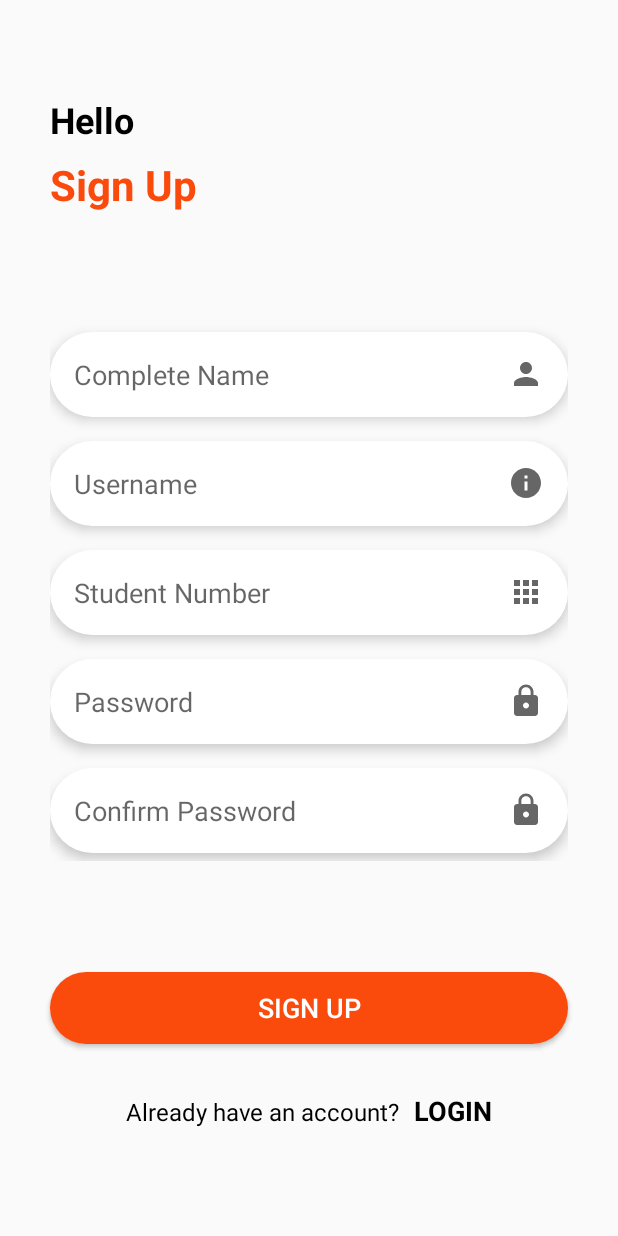
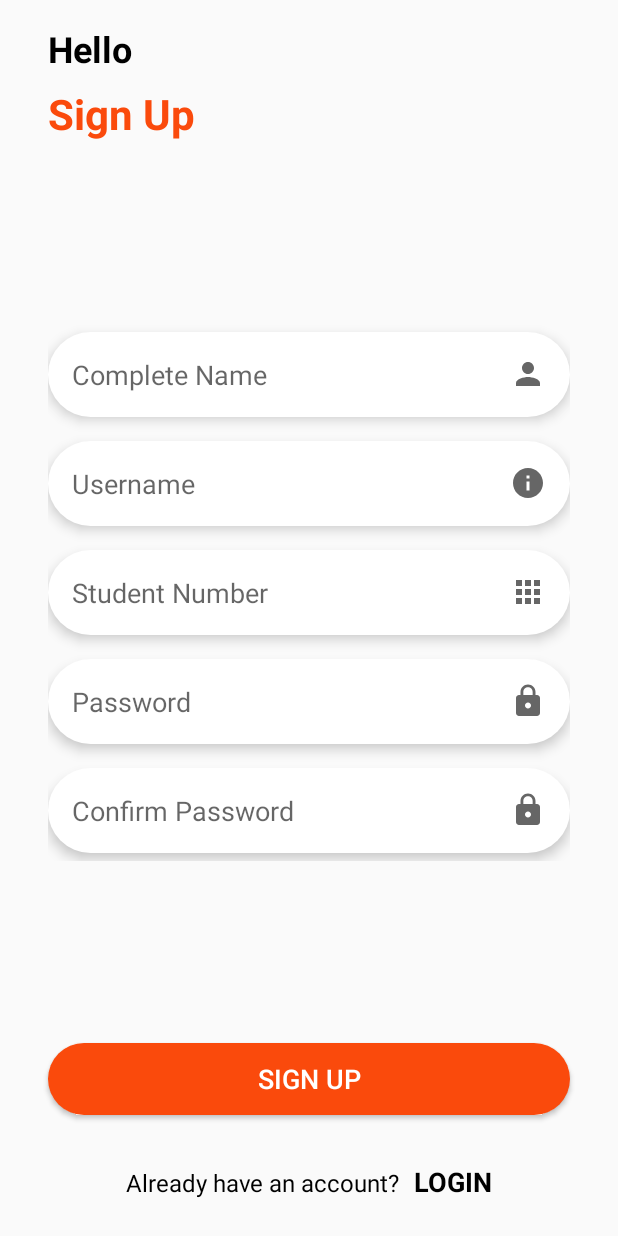
Before and after one commit to BitokBitjob/bitok-app, an Android app: the SignupFragment screen opened through its navigation route, on a phone screen of 412 x 824 dp. Run offline under Robolectric (Android 15) with nearby library versions, the phone set to English and light mode, and no system bars.

Commit message:
fixed bugs

```diff
--- a/app/src/main/java/com/example/bitjobapk/Events.kt
+++ /dev/null
@@ -1,3 +0,0 @@
-package com.example.bitjobapk
-
-data class Events(var image : Int, var time : String, var title : String, var name :String, var description :String)
--- /dev/null
+++ b/app/src/main/java/com/example/bitjobapk/data/Event.kt
@@ -0,0 +1,9 @@
+package com.example.bitjobapk.data
+
+data class Event(
+    val image: Int,
+    val time: String,
+    val title: String,
+    val name: String,
+    val description: String
+)
--- a/app/src/main/java/com/example/bitjobapk/LoginFragment.kt
+++ b/app/src/main/java/com/example/bitjobapk/ui/login/LoginFragment.kt
@@ -1,12 +1,12 @@
-package com.example.bitjobapk
+package com.example.bitjobapk.ui.login
 
 import android.os.Bundle
 import androidx.fragment.app.Fragment
 import android.view.LayoutInflater
 import android.view.View
 import android.view.ViewGroup
-import android.widget.TextView
 import androidx.navigation.fragment.findNavController
+import com.example.bitjobapk.R
 import com.example.bitjobapk.databinding.FragmentLoginBinding
 
 
@@ -30,7 +30,7 @@ class LoginFragment : Fragment() {
 
         val button = binding.btnLogin
         button.setOnClickListener {
-            findNavController().navigate(R.id.action_loginFragment_to_recyclerFragment)
+            findNavController().navigate(R.id.action_loginFragment_to_eventListFragment)
         }
 
         return binding.root
--- a/app/src/main/java/com/example/bitjobapk/SignupFragment.kt
+++ b/app/src/main/java/com/example/bitjobapk/ui/login/SignupFragment.kt
@@ -1,14 +1,12 @@
-package com.example.bitjobapk
+package com.example.bitjobapk.ui.login
 
 import android.os.Bundle
 import androidx.fragment.app.Fragment
 import android.view.LayoutInflater
 import android.view.View
 import android.view.ViewGroup
-import android.widget.Button
-import android.widget.TextView
 import androidx.navigation.fragment.findNavController
-import com.example.bitjobapk.databinding.FragmentLoginBinding
+import com.example.bitjobapk.R
 import com.example.bitjobapk.databinding.FragmentSignupBinding
 
 class SignupFragment : Fragment() {
--- /dev/null
+++ b/app/src/main/java/com/example/bitjobapk/ui/main/EventListFragment.kt
@@ -0,0 +1,90 @@
+package com.example.bitjobapk.ui.main
+
+import android.os.Bundle
+import android.view.LayoutInflater
+import android.view.View
+import android.view.ViewGroup
+import androidx.fragment.app.Fragment
+import androidx.recyclerview.widget.LinearLayoutManager
+import com.example.bitjobapk.data.Event
+import com.example.bitjobapk.databinding.FragmentEventListBinding
+
+class EventListFragment : Fragment() {
+    private lateinit var binding: FragmentEventListBinding
+
+//    private lateinit var newRecyclerView: RecyclerView
+    private lateinit var dataList: MutableList<Event>
+//    lateinit var imageId : Array<Int>
+//    lateinit var timeId : Array<String>
+//    lateinit var titleId : Array<String>
+//    lateinit var nameId : Array<String>
+//    lateinit var descriptionId : Array<String>
+
+    private lateinit var rvAdapter: MyAdapter
+
+    override fun onCreateView(
+        inflater: LayoutInflater, container: ViewGroup?,
+        savedInstanceState: Bundle?
+    ): View {
+        binding = FragmentEventListBinding.inflate(layoutInflater)
+        return binding.root
+    }
+
+    override fun onViewCreated(view: View, savedInstanceState: Bundle?) {
+        super.onViewCreated(view, savedInstanceState)
+
+//        imageId = arrayOf(
+//            R.drawable.time
+//        )
+//
+//        timeId = arrayOf(
+//            "12:00"
+//        )
+//
+//        titleId = arrayOf(
+//            "Event"
+//        )
+//
+//        nameId = arrayOf(
+//            "AliReza"
+//        )
+//
+//        descriptionId = arrayOf(
+//            "Powered by bitok"
+//        )
+
+//        newRecyclerView =
+//        newRecyclerView.layoutManager = LinearLayoutManager(this)
+//        newRecyclerView.setHasFixedSize(true)
+
+        dataList = mutableListOf(
+            Event(0,"0","test1","qwerty","lorem ipsum"),
+            Event(0,"0","test1","qwerty","lorem ipsum"),
+            Event(0,"0","test1","qwerty","lorem ipsum"),
+            Event(0,"0","test1","qwerty","lorem ipsum"),
+            Event(0,"0","test1","qwerty","lorem ipsum"),
+            Event(0,"0","test1","qwerty","lorem ipsum"),
+        )
+        rvAdapter = MyAdapter(dataList)
+
+        binding.recyclerview.apply {
+            layoutManager = LinearLayoutManager(requireContext())
+            setHasFixedSize(true)
+            adapter = rvAdapter
+        }
+//        getUserdata()
+
+    }
+
+//    private fun getUserdata() {
+//        for(i in imageId.indices){
+//
+//            val events = Event(imageId[i],timeId[i],titleId[i],nameId[i],descriptionId[i])
+//            newArrayList.add(events)
+//
+//        }
+//        newRecyclerView.adapter = MyAdapter(newArrayList)
+//    }
+
+
+}
--- a/app/src/main/java/com/example/bitjobapk/MyAdapter.kt
+++ b/app/src/main/java/com/example/bitjobapk/ui/main/MyAdapter.kt
@@ -1,4 +1,4 @@
-package com.example.bitjobapk
+package com.example.bitjobapk.ui.main
 
 import android.view.LayoutInflater
 import android.view.View
@@ -6,14 +6,17 @@ import android.view.ViewGroup
 import android.widget.ImageView
 import android.widget.TextView
 import androidx.recyclerview.widget.RecyclerView
+import com.example.bitjobapk.R
+import com.example.bitjobapk.data.Event
 
-class MyAdapter (private val newsList : ArrayList<Events>) :
+class MyAdapter (private val newsList : List<Event>) :
     RecyclerView.Adapter<MyAdapter.MyViewHolder>() {
 
 
     override fun onCreateViewHolder(parent: ViewGroup, viewType: Int): MyViewHolder {
 
-        val itemView = LayoutInflater.from(parent.context).inflate(R.layout.list_item,
+        val itemView = LayoutInflater.from(parent.context).inflate(
+            R.layout.list_item,
         parent,false)
         return  MyViewHolder(itemView)
 
--- a/app/src/main/res/layout/activity_main.xml
+++ b/app/src/main/res/layout/activity_main.xml
@@ -6,16 +6,14 @@
     android:layout_height="match_parent"
     tools:context=".MainActivity">
 
-
     <androidx.fragment.app.FragmentContainerView
         android:id="@+id/fragment"
         android:name="androidx.navigation.fragment.NavHostFragment"
-        android:layout_width="409dp"
-        android:layout_height="729dp"
+        android:layout_width="match_parent"
+        android:layout_height="match_parent"
         app:defaultNavHost="true"
         app:layout_constraintBottom_toBottomOf="parent"
         app:layout_constraintEnd_toEndOf="parent"
-        app:layout_constraintHorizontal_bias="0.5"
         app:layout_constraintStart_toStartOf="parent"
         app:layout_constraintTop_toTopOf="parent"
         app:navGraph="@navigation/nav_graph" />
--- a/app/src/main/res/layout/fragment_login.xml
+++ b/app/src/main/res/layout/fragment_login.xml
@@ -4,7 +4,7 @@
     xmlns:tools="http://schemas.android.com/tools"
     android:layout_width="match_parent"
     android:layout_height="match_parent"
-    tools:context=".LoginFragment">
+    tools:context=".ui.login.LoginFragment">
 
 
     <TextView
--- a/app/src/main/res/layout/fragment_signup.xml
+++ b/app/src/main/res/layout/fragment_signup.xml
@@ -4,7 +4,7 @@
     xmlns:tools="http://schemas.android.com/tools"
     android:layout_width="match_parent"
     android:layout_height="match_parent"
-    tools:context=".SignupFragment">
+    tools:context=".ui.login.SignupFragment">
 
     <TextView
         android:id="@+id/textView"
--- a/app/src/main/res/navigation/nav_graph.xml
+++ b/app/src/main/res/navigation/nav_graph.xml
@@ -3,11 +3,11 @@
     xmlns:app="http://schemas.android.com/apk/res-auto"
     xmlns:tools="http://schemas.android.com/tools"
     android:id="@+id/nav_graph"
-    app:startDestination="@id/loginFragment">
+    app:startDestination="@id/eventListFragment">
 
     <fragment
         android:id="@+id/loginFragment"
-        android:name="com.example.bitjobapk.LoginFragment"
+        android:name="com.example.bitjobapk.ui.login.LoginFragment"
         android:label="fragment_login"
         tools:layout="@layout/fragment_login" >
         <action
@@ -16,12 +16,12 @@
             app:enterAnim="@anim/slide_in_left"
             app:exitAnim="@anim/slide_out_right" />
         <action
-            android:id="@+id/action_loginFragment_to_recyclerFragment"
-            app:destination="@id/recyclerFragment" />
+            android:id="@+id/action_loginFragment_to_eventListFragment"
+            app:destination="@id/eventListFragment" />
     </fragment>
     <fragment
         android:id="@+id/signupFragment"
-        android:name="com.example.bitjobapk.SignupFragment"
+        android:name="com.example.bitjobapk.ui.login.SignupFragment"
         android:label="fragment_signup"
         tools:layout="@layout/fragment_signup" >
         <action
@@ -32,9 +32,9 @@
             app:popUpTo="@id/loginFragment"
             app:popUpToInclusive="true" />
     </fragment>
-    <activity
-        android:id="@+id/recyclerFragment"
-        android:name="com.example.bitjobapk.RecyclerFragment"
-        android:label="fragment_recycler"
-        tools:layout="@layout/fragment_recycler" />
+    <fragment
+        android:id="@+id/eventListFragment"
+        android:name="com.example.bitjobapk.ui.main.EventListFragment"
+        android:label="EventListFragment" />
+
 </navigation>
```
Also changed, not shown: app/src/main/java/com/example/bitjobapk/RecyclerFragment.kt (deleted, +0 -76 lines), app/src/main/res/layout/fragment_event_list.xml (renamed from app/src/main/res/layout/fragment_recycler.xml).
